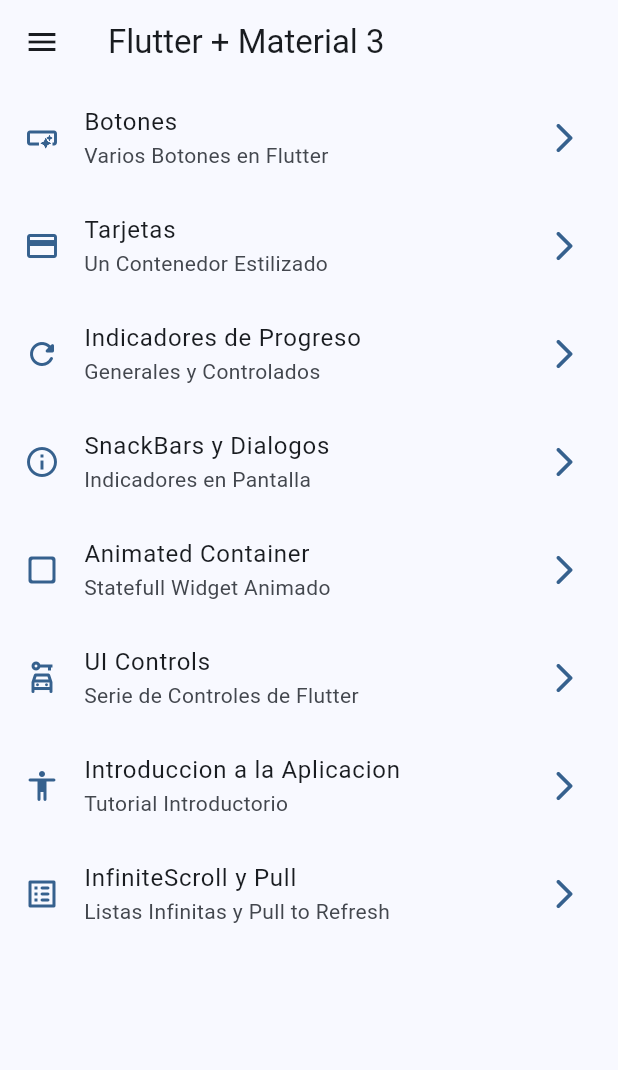
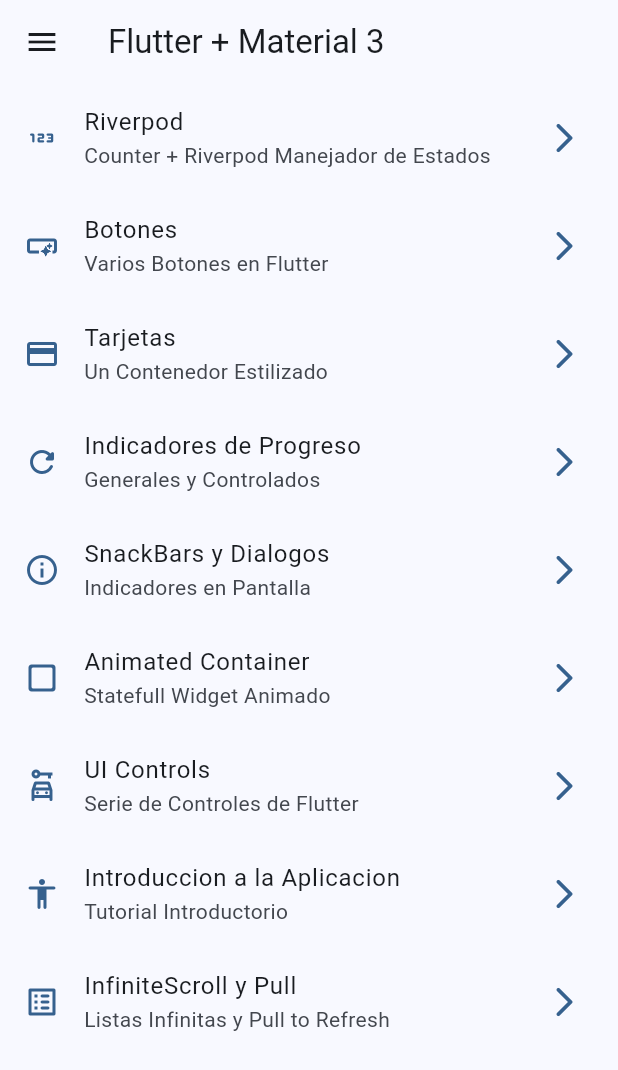
Before and after one commit to DiegoHCH/Widgets-App, a Flutter app: the screen it shows after launch, on a phone screen of 412 x 824 dp. Shown: the top 1070 px of the screen. Run offline on Flutter 3.47's test engine with Material 2 defaults, Android fonts, the phone set to English and light mode, and no system bars; our stand-ins replace animate_do, go_router.

Commit message:
Inicio introduccion a Riverpod

```diff
--- a/lib/config/menu/menu_items.dart
+++ b/lib/config/menu/menu_items.dart
@@ -18,6 +18,12 @@ class MenuItem {
 
 const appMenuItems = <MenuItem> [
 
+  MenuItem(
+    title: 'Riverpod',
+    subTitle: 'Counter + Riverpod Manejador de Estados',
+    url: '/riverpod',
+    icon: Icons.onetwothree_rounded
+  ),
   MenuItem(
     title: 'Botones',
     subTitle: 'Varios Botones en Flutter',
--- a/lib/config/router/app_router.dart
+++ b/lib/config/router/app_router.dart
@@ -59,5 +59,11 @@ final appRouter = GoRouter(
       name: InfiniteScrollScreen.name,
       builder: ((context, state) => const InfiniteScrollScreen())
     ),
+
+    GoRoute(
+      path: '/riverpod',
+      name: CounterScreen.name,
+      builder: ((context, state) => const CounterScreen())
+    ),
   ]
 );
--- a/lib/presentation/screens/screens.dart
+++ b/lib/presentation/screens/screens.dart
@@ -1,8 +1,8 @@
-
 export 'package:widgets_app/presentation/screens/animated/animated_screen.dart';
 export 'package:widgets_app/presentation/screens/app_tutorial/app_tutorial_screen.dart';
 export 'package:widgets_app/presentation/screens/buttons/buttons_screen.dart';
 export 'package:widgets_app/presentation/screens/cards/cards_screen.dart';
+export 'package:widgets_app/presentation/screens/counter/counter_screen.dart';
 export 'package:widgets_app/presentation/screens/home/home_screen.dart';
 export 'package:widgets_app/presentation/screens/infinite_scroll/infinite_scroll_screen.dart';
 export 'package:widgets_app/presentation/screens/progress/progress_screen.dart';
```
Also changed, not shown: lib/presentation/screens/counter/counter_screen.dart (added, +24 -0 lines).
